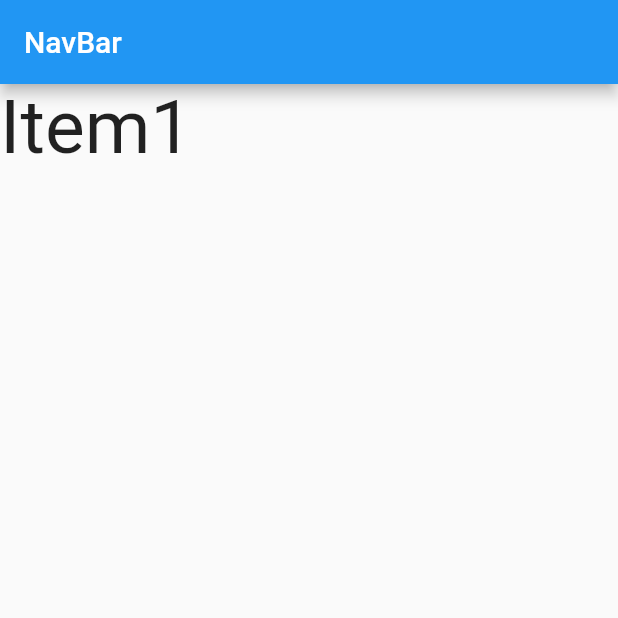
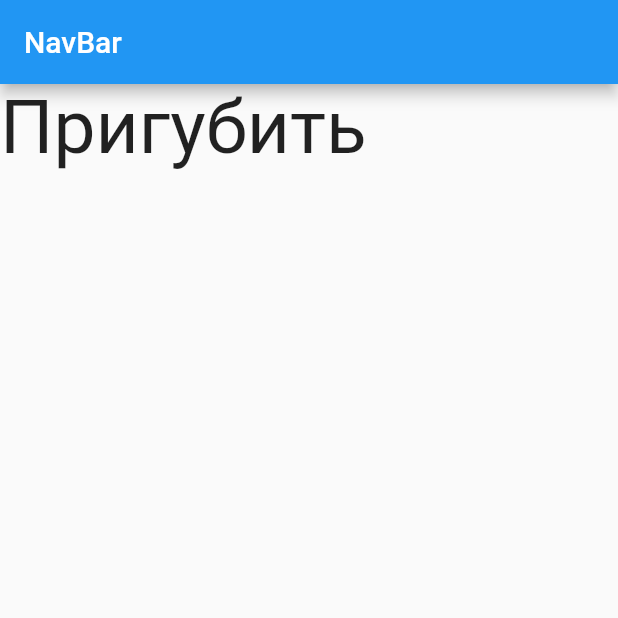
Before and after one commit to H3OX/LiqourAdvisor, a Flutter app: the screen it shows after launch, on a phone screen of 412 x 824 dp, the top half of it. Run offline on Flutter 3.47's test engine with Material 2 defaults, Android fonts, the light colour scheme and no system bars.

Commit message:
text change

```diff
--- a/lib/main.dart
+++ b/lib/main.dart
@@ -12,11 +12,11 @@ class MyApp extends StatefulWidget {
 class MyAppState extends State<MyApp> {
   int selectedPage = 0;
   final pageOptions = [
-    Text('Item1', style: TextStyle(fontSize: 50.0)),
-    Text('Item2', style: TextStyle(fontSize: 36.0)),
-    Text('Item3', style: TextStyle(fontSize: 36.0)),
-    Text('Item4', style: TextStyle(fontSize: 36.0)),
-    Text('Item5', style: TextStyle(fontSize: 36.0))
+    Text('Пригубить', style: TextStyle(fontSize: 50.0)),
+    Text('Бухнуть слегонца', style: TextStyle(fontSize: 50.0)),
+    Text('Выпить средне', style: TextStyle(fontSize: 50.0)),
+    Text('Напиться сильно', style: TextStyle(fontSize: 50.0)),
+    Text('Нажраться', style: TextStyle(fontSize: 50.0))
   ];
 
   @override
```
